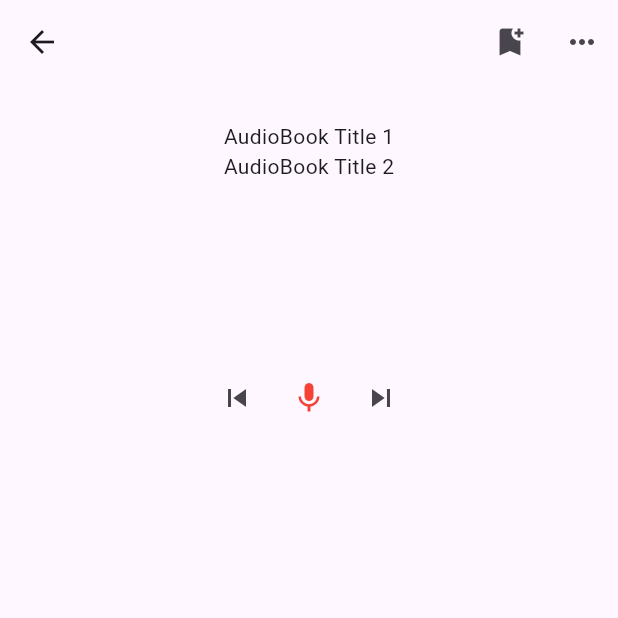
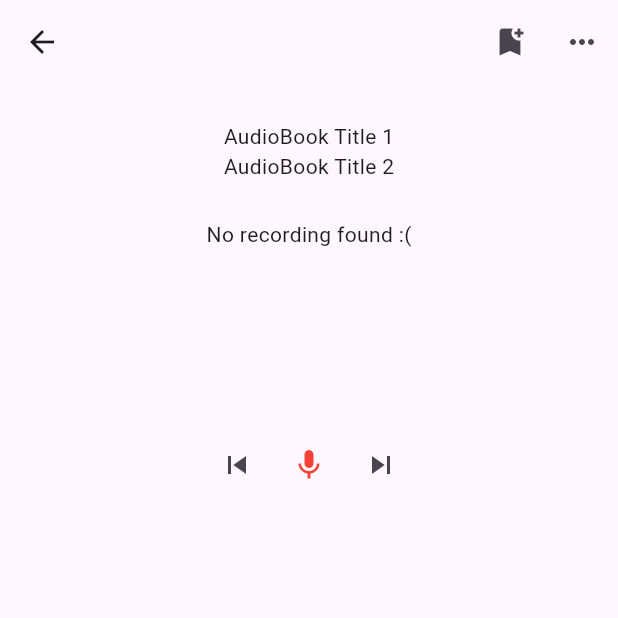
Before and after one commit to bhojrajmishra/AudioTool-App, a Flutter app: the AudioView screen opened directly with empty values, after a tap on the "mic" icon, on a phone screen of 412 x 824 dp, the top half of it. Run offline on Flutter 3.47's test engine with Material 3 defaults, Android fonts, the light colour scheme and no system bars; our stand-ins replace just_audio, stacked, stacked_services, stacked_shared; missing offline and left inert: record.

Commit message:
fix: fixed record and play for ios

```diff
--- a/lib/ui/views/audio/audio_view.dart
+++ b/lib/ui/views/audio/audio_view.dart
@@ -1,5 +1,6 @@
 import 'package:audiobook_record/ui/common/app_image.dart';
 import 'package:audiobook_record/ui/common/ui_helpers.dart';
+import 'package:audiobook_record/widget/primary_button.dart';
 import 'package:audiobook_record/widget/rounded_image.dart';
 import 'package:flutter/material.dart';
 import 'package:stacked/stacked.dart';
@@ -40,6 +41,16 @@ class AudioView extends StackedView<AudioViewModel> {
                 verticalSpaceMedium,
                 const Text("AudioBook Title 1"),
                 const Text("AudioBook Title 2"),
+                verticalSpaceMedium,
+                if (viewModel.recordingPath != null)
+                  ElevatedButton(
+                      onPressed:viewModel.playRecord,
+                      child: viewModel.isPlaying
+                          ? const Icon(Icons.pause)
+                          : const Icon(Icons.play_arrow)),
+                if (viewModel.recordingPath == null)
+                  const Text("No recording found :("),
+
                 verticalSpaceMassive,
                 //
                 // paly pause buttons
--- a/lib/ui/views/audio/audio_viewmodel.dart
+++ b/lib/ui/views/audio/audio_viewmodel.dart
@@ -1,5 +1,6 @@
 import 'dart:io';
 
+import 'package:just_audio/just_audio.dart';
 import 'package:path_provider/path_provider.dart';
 import 'package:record/record.dart';
 import 'package:stacked/stacked.dart';
@@ -9,10 +10,25 @@ class AudioViewModel extends BaseViewModel {
   /// Instance for audio recorder
   final AudioRecorder audioRecorder = AudioRecorder();
 
-  bool isRecording = false;
+  /// File path for audio file
+  final AudioPlayer audioPlayer = AudioPlayer();
+
+  bool isRecording = false, isPlaying = false;
+  String? recordingPath;
+  void playRecord() async {
+    if (audioPlayer.playing) {
+      audioPlayer.stop();
+      isPlaying = false;
+      notifyListeners();
+    } else {
+      await audioPlayer.setFilePath(recordingPath!);
+      audioPlayer.play();
+      isPlaying = true;
+      notifyListeners();
+    }
+  }
 
   void playPause() async {
-    String? recordingPath;
     if (isRecording) {
       final String? filePath = await audioRecorder.stop();
       if (filePath != null) {
@@ -25,7 +41,7 @@ class AudioViewModel extends BaseViewModel {
       if (await audioRecorder.hasPermission()) {
         final Directory appDocumentDir =
             await getApplicationDocumentsDirectory();
-        final String filePath = p.join(appDocumentDir.path, "recording.wav");
+        final String filePath = p.join(appDocumentDir.path, "recording.caf");
         await audioRecorder.start(
           const RecordConfig(),
           path: filePath,
```
Also changed, not shown: 2 other files.
